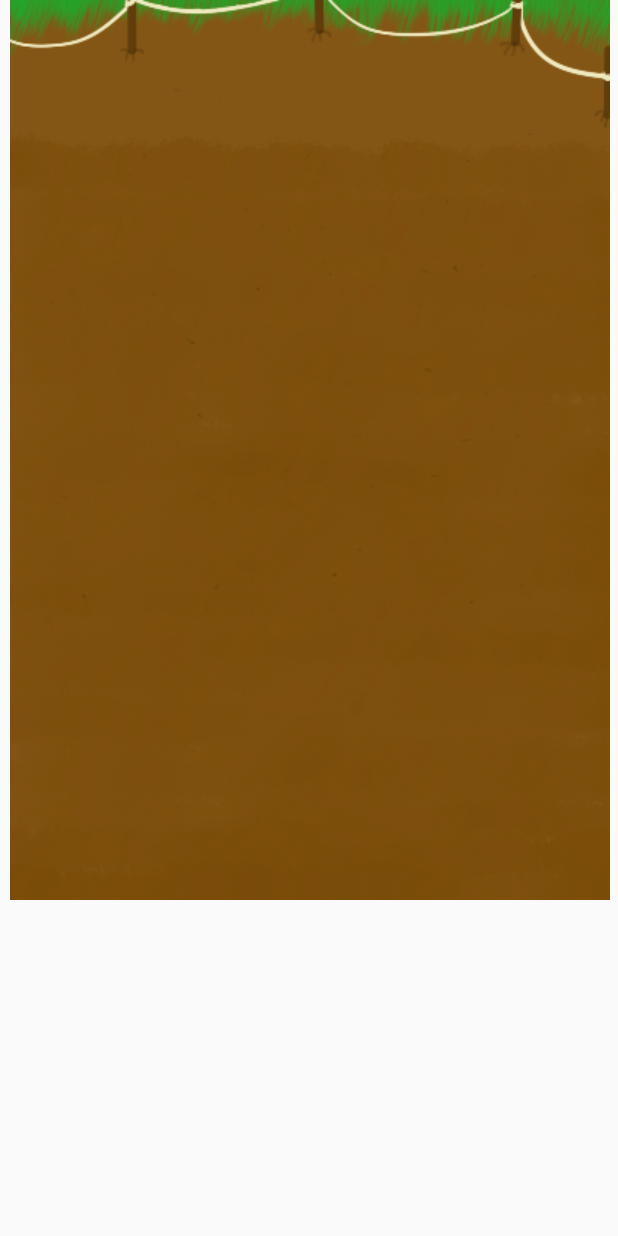
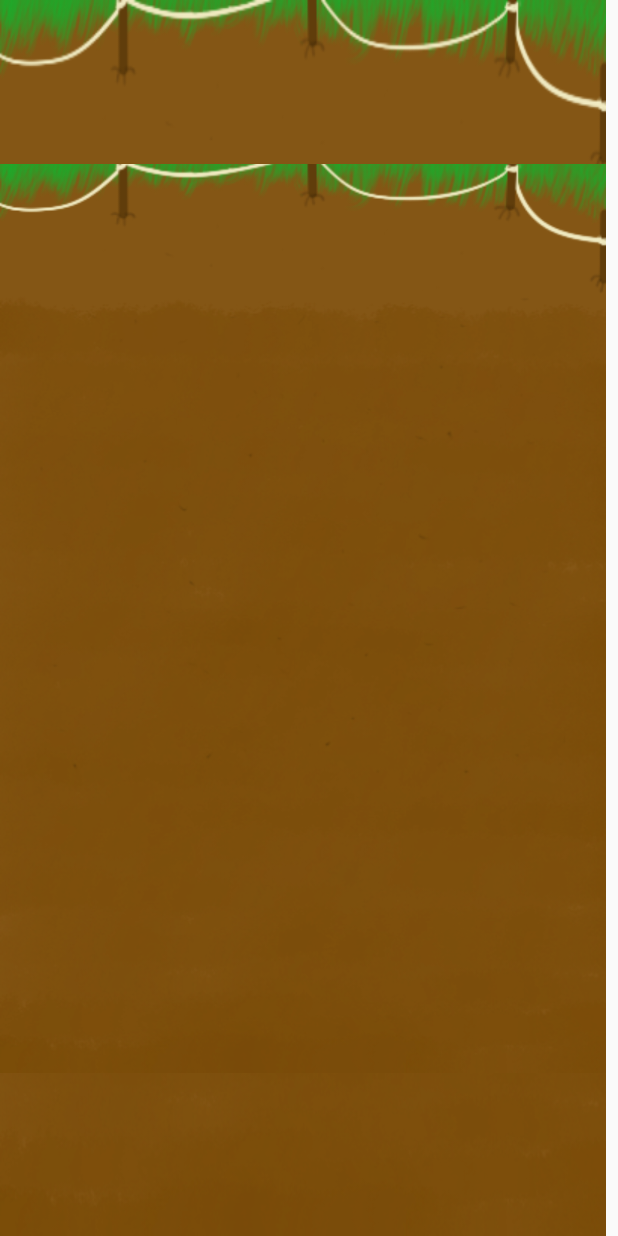
Before and after one commit to Arbszy/DinoDiscovery, an Android app: the Game4x4Activity screen opened directly, with no data from a screen before it, on a phone screen of 412 x 824 dp. Run offline under Robolectric (Android 15) with nearby library versions, the phone set to English and light mode, and no system bars; Roboto replaces fonts that are not available here.

Commit message:
4x4 background fix

```diff
--- a/app/src/main/res/layout/activity_game4x4.xml
+++ b/app/src/main/res/layout/activity_game4x4.xml
@@ -11,10 +11,11 @@
 
     <ImageView
         android:id="@+id/imageView"
-        android:layout_width="413dp"
-        android:layout_height="600dp"
+        android:layout_width="match_parent"
+        android:layout_height="match_parent"
         android:layout_marginEnd="8dp"
         android:layout_marginRight="8dp"
+        android:background="@drawable/game_screen"
         android:contentDescription="@string/android_contentdescription"
         app:layout_constraintBottom_toBottomOf="parent"
         app:layout_constraintEnd_toEndOf="parent"
```
